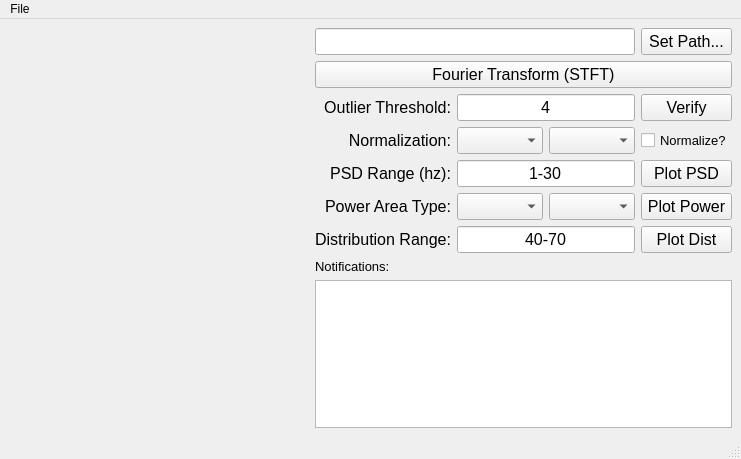
Above: sakeplot.ui from SAKEverse/sake-plot before the change. Below: the same form after it.
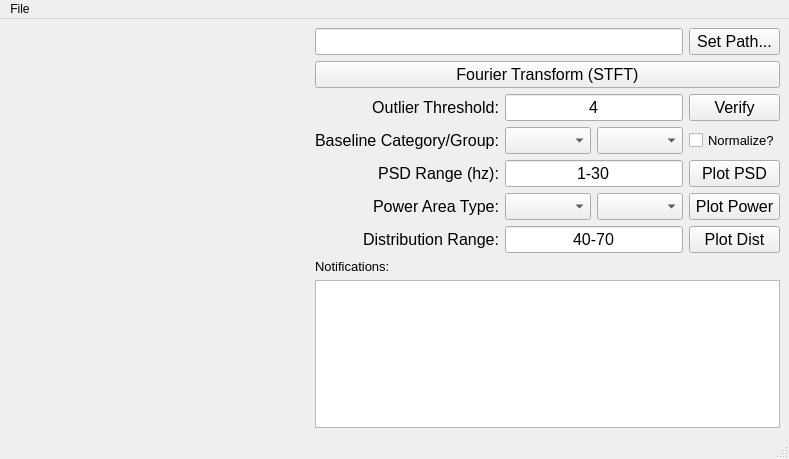
That is the form after the change.

Commit message: error checking for load path

What changed in the file:
```diff
--- a/sakeplot.ui
+++ b/sakeplot.ui
@@ -291,7 +291,7 @@
        </font>
       </property>
       <property name="text">
-       <string>Normalization:</string>
+       <string>Baseline Category/Group:</string>
       </property>
       <property name="alignment">
        <set>Qt::AlignRight|Qt::AlignTrailing|Qt::AlignVCenter</set>
```
The commit also changes 2 other files.
